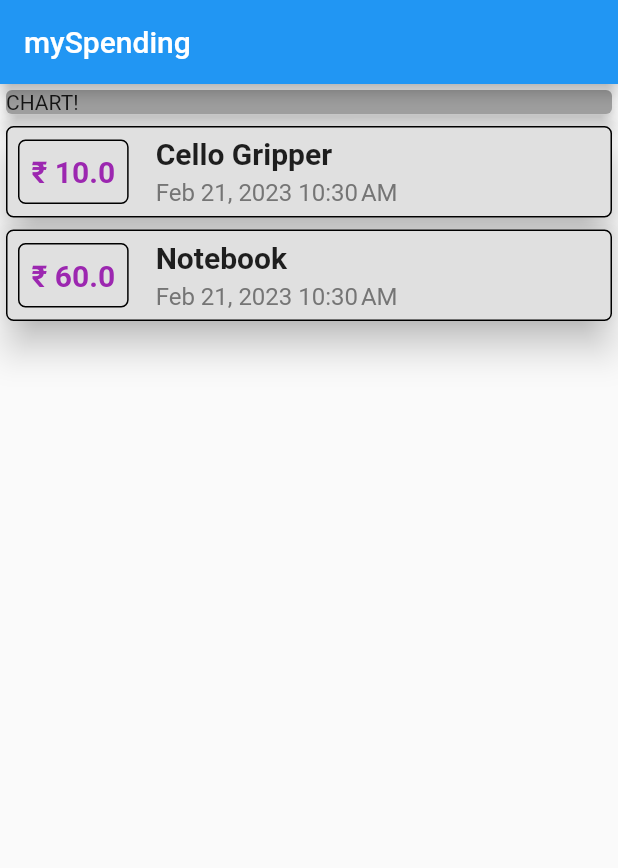
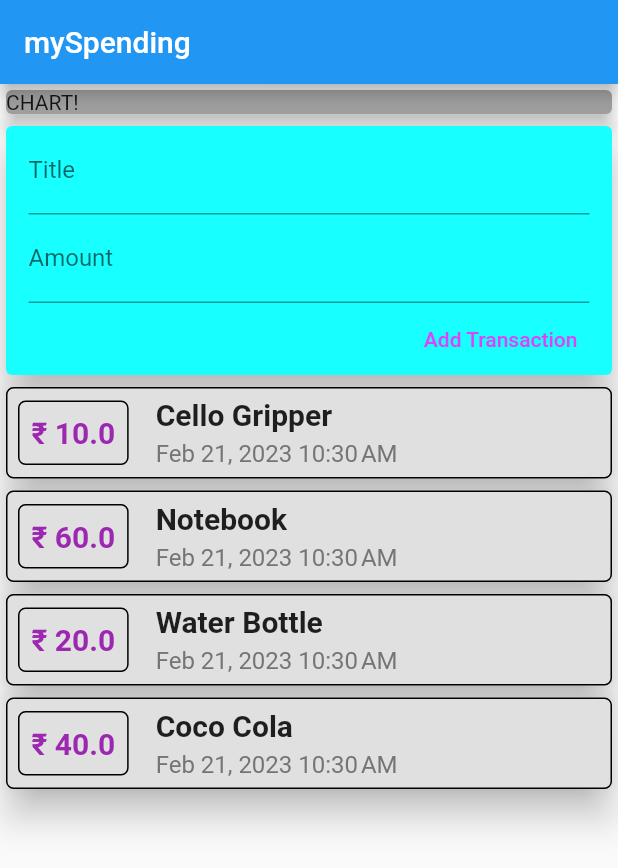
Before and after one commit to RushikeshNaikwadi/EXPrecord, a Flutter app: the screen it shows after launch, on a phone screen of 412 x 824 dp. Shown: the top 868 px of the screen. Run offline on Flutter 3.47's test engine with Material 2 defaults, Android fonts, the phone set to English and light mode, and no system bars.

Commit message:
Adding Method to take input

```diff
--- a/lib/main.dart
+++ b/lib/main.dart
@@ -30,6 +30,18 @@ class MyHomePage extends StatelessWidget {
         txnTitle: 'Notebook',
         txnAmount: 60,
         txnDateTime: DateTime.now()
+    ),
+    TransactionClass(
+        txnId: 't3',
+        txnTitle: 'Water Bottle',
+        txnAmount: 20,
+        txnDateTime: DateTime.now()
+    ),
+    TransactionClass(
+        txnId: 't4',
+        txnTitle: 'Coco Cola',
+        txnAmount: 40,
+        txnDateTime: DateTime.now()
     )
   ];
 
@@ -44,6 +56,38 @@ class MyHomePage extends StatelessWidget {
         crossAxisAlignment: CrossAxisAlignment.stretch,
         children: [
           ChartWidget(),
+          Card(
+            color: Colors.cyanAccent,
+            elevation: 10,
+            child: Container(
+              margin: EdgeInsets.symmetric(horizontal: 10),
+              padding: EdgeInsets.symmetric(horizontal: 5),
+              child: Column(
+                crossAxisAlignment: CrossAxisAlignment.end,
+                children: [
+                  TextField(
+                    decoration: InputDecoration(
+                      labelText: 'Title'
+                    ),
+                  ),
+                  TextField(
+                    decoration: InputDecoration(
+                      labelText: 'Amount'
+                    ),
+                  ),
+                  TextButton(
+                      onPressed: () {},
+                      child: Text(
+                          'Add Transaction',
+                        style: TextStyle(
+                          color: Colors.purpleAccent,
+                        ),
+                      ),
+                  )
+                ],
+              ),
+            )
+          ),
           TxnListWidget(txnList: txnList)
         ],
       ),
```
